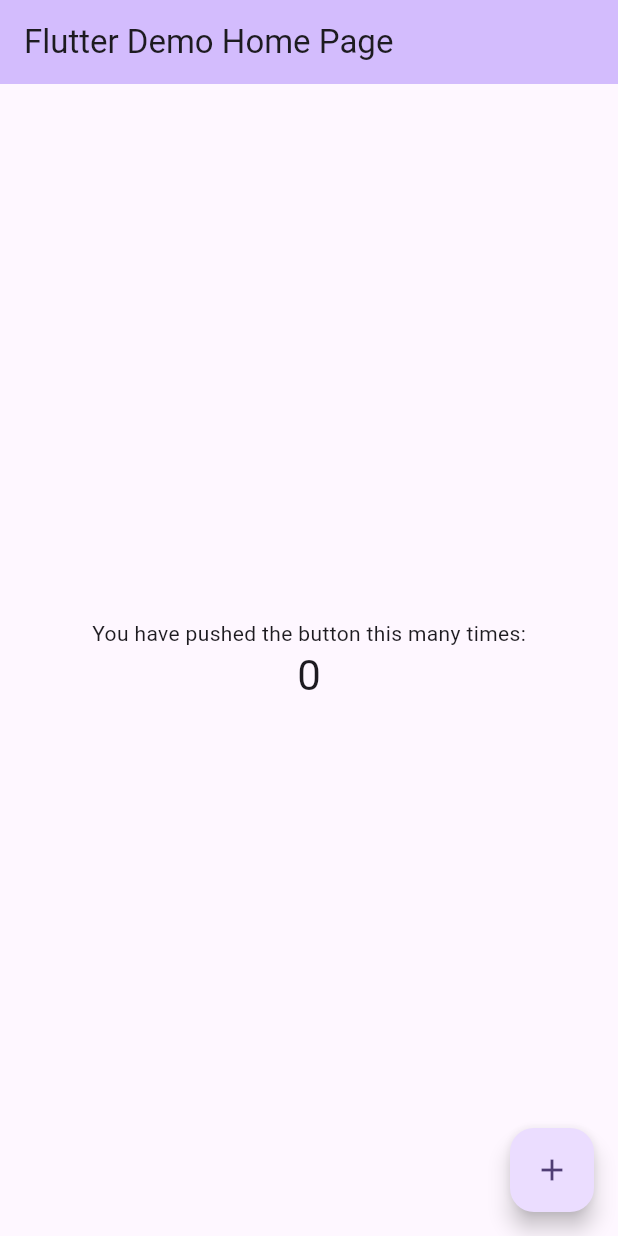
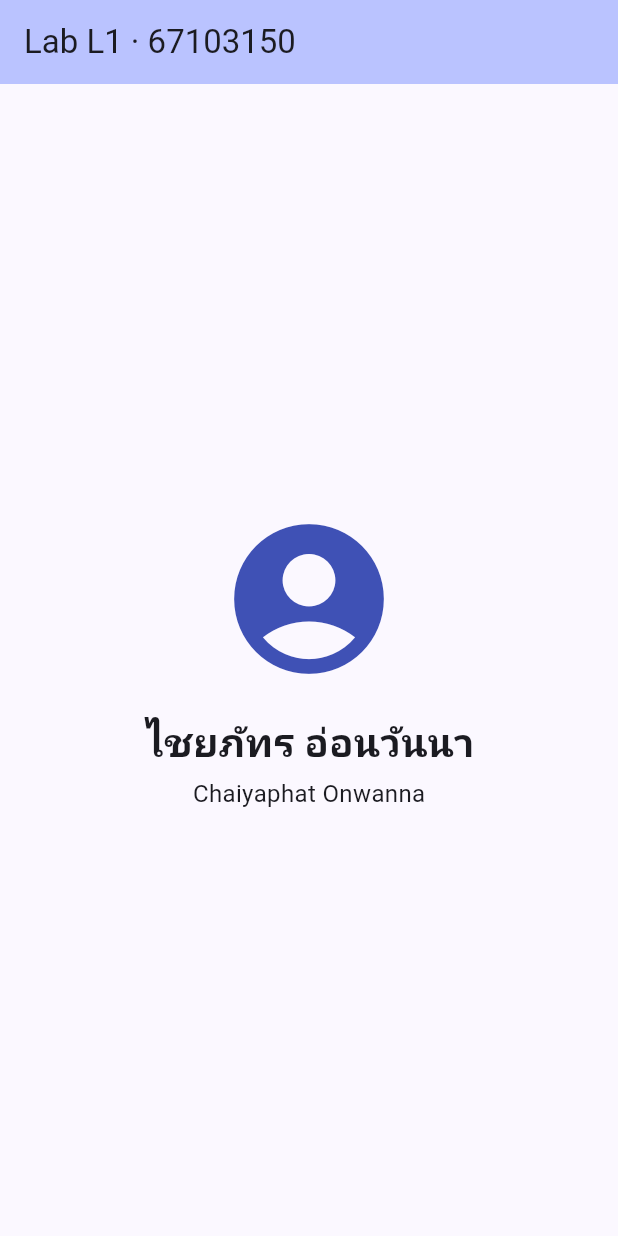
Before and after one commit to Gamechaiphat/lab01_profile, a Flutter app: the screen it shows after launch, on a phone screen of 412 x 824 dp. Run offline on Flutter 3.47's test engine with Material 3 defaults, Android fonts, the phone set to English and light mode, and no system bars.

Commit message:
Lab L1: HomePage with student ID in AppBar, icon and real name

```diff
--- a/lib/main.dart
+++ b/lib/main.dart
@@ -1,4 +1,4 @@
-import 'package:material_ui/material_ui.dart';
+import 'package:flutter/material.dart';
 
 void main() {
   runApp(const MyApp());
@@ -7,115 +7,41 @@ void main() {
 class MyApp extends StatelessWidget {
   const MyApp({super.key});
 
-  // This widget is the root of your application.
   @override
   Widget build(BuildContext context) {
     return MaterialApp(
-      title: 'Flutter Demo',
-      theme: ThemeData(
-        // This is the theme of your application.
-        //
-        // TRY THIS: Try running your application with "flutter run". You'll see
-        // the application has a purple toolbar. Then, without quitting the app,
-        // try changing the seedColor in the colorScheme below to Colors.green
-        // and then invoke "hot reload" (save your changes or press the "hot
-        // reload" button in a Flutter-supported IDE, or press "r" if you used
-        // the command line to start the app).
-        //
-        // Notice that the counter didn't reset back to zero; the application
-        // state is not lost during the reload. To reset the state, use hot
-        // restart instead.
-        //
-        // This works for code too, not just values: Most code changes can be
-        // tested with just a hot reload.
-        colorScheme: .fromSeed(seedColor: Colors.deepPurple),
-      ),
-      home: const MyHomePage(title: 'Flutter Demo Home Page'),
+      title: 'About me',
+      debugShowCheckedModeBanner: false,
+      theme: ThemeData(colorSchemeSeed: Colors.indigo, useMaterial3: true),
+      home: const HomePage(),
     );
   }
 }
 
-class MyHomePage extends StatefulWidget {
-  const MyHomePage({super.key, required this.title});
-
-  // This widget is the home page of your application. It is stateful, meaning
-  // that it has a State object (defined below) that contains fields that affect
-  // how it looks.
-
-  // This class is the configuration for the state. It holds the values (in this
-  // case the title) provided by the parent (in this case the App widget) and
-  // used by the build method of the State. Fields in a Widget subclass are
-  // always marked "final".
-
-  final String title;
-
-  @override
-  State<MyHomePage> createState() => _MyHomePageState();
-}
-
-class _MyHomePageState extends State<MyHomePage> {
-  int _counter = 0;
-
-  void _incrementCounter() {
-    setState(() {
-      // This call to setState tells the Flutter framework that something has
-      // changed in this State, which causes it to rerun the build method below
-      // so that the display can reflect the updated values. If we changed
-      // _counter without calling setState(), then the build method would not be
-      // called again, and so nothing would appear to happen.
-      _counter++;
-    });
-  }
+class HomePage extends StatelessWidget {
+  const HomePage({super.key});
 
   @override
   Widget build(BuildContext context) {
-    // This method is rerun every time setState is called, for instance as done
-    // by the _incrementCounter method above.
-    //
-    // The Flutter framework has been optimized to make rerunning build methods
-    // fast, so that you can just rebuild anything that needs updating rather
-    // than having to individually change instances of widgets.
     return Scaffold(
       appBar: AppBar(
-        // TRY THIS: Try changing the color here to a specific color (to
-        // Colors.amber, perhaps?) and trigger a hot reload to see the AppBar
-        // change color while the other colors stay the same.
+        title: const Text('Lab L1 · 67103150'),
         backgroundColor: Theme.of(context).colorScheme.inversePrimary,
-        // Here we take the value from the MyHomePage object that was created by
-        // the App.build method, and use it to set our appbar title.
-        title: Text(widget.title),
       ),
-      body: Center(
-        // Center is a layout widget. It takes a single child and positions it
-        // in the middle of the parent.
+      body: const Center(
         child: Column(
-          // Column is also a layout widget. It takes a list of children and
-          // arranges them vertically. By default, it sizes itself to fit its
-          // children horizontally, and tries to be as tall as its parent.
-          //
-          // Column has various properties to control how it sizes itself and
-          // how it positions its children. Here we use mainAxisAlignment to
-          // center the children vertically; the main axis here is the vertical
-          // axis because Columns are vertical (the cross axis would be
-          // horizontal).
-          //
-          // TRY THIS: Invoke "debug painting" (choose the "Toggle Debug Paint"
-          // action in the IDE, or press "p" in the console), to see the
-          // wireframe for each widget.
-          mainAxisAlignment: .center,
+          mainAxisAlignment: MainAxisAlignment.center,
           children: [
-            const Text('You have pushed the button this many times:'),
+            Icon(Icons.account_circle, size: 120, color: Colors.indigo),
+            SizedBox(height: 16),
             Text(
-              '$_counter',
-              style: Theme.of(context).textTheme.headlineMedium,
+              'ไชยภัทร อ่อนวันนา',
+              style: TextStyle(fontSize: 26, fontWeight: FontWeight.bold),
             ),
+            SizedBox(height: 4),
+            Text('Chaiyaphat Onwanna', style: TextStyle(fontSize: 16)),
           ],
         ),
-      ),
-      floatingActionButton: FloatingActionButton(
-        onPressed: _incrementCounter,
-        tooltip: 'Increment',
-        child: const Icon(Icons.add),
       ),
     );
   }
```
Also changed, not shown: 1 other file.
